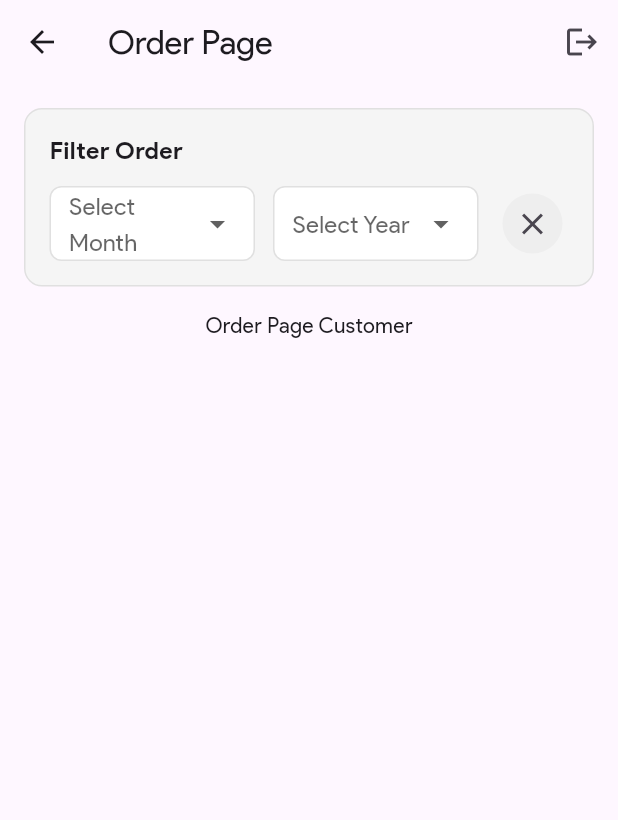
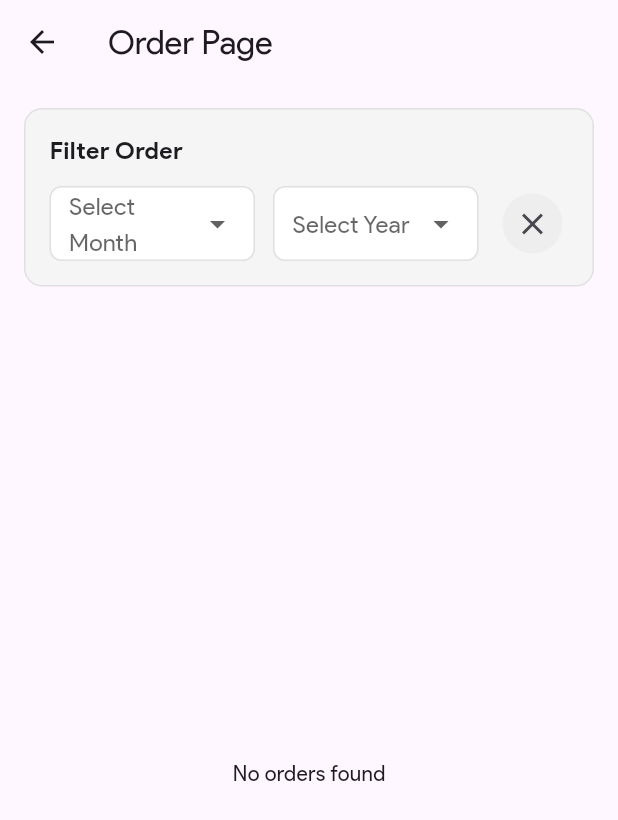
Before and after one commit to Choniep/kantin-app-project, a Flutter app: the OrderSiswaPage screen opened directly, on a phone screen of 412 x 824 dp. Shown: the top 820 px of the screen. Run offline on Flutter 3.47's test engine with Material 3 defaults, Android fonts, the light colour scheme and no system bars; our stand-ins replace cloud_firestore, firebase_auth, firebase_core, firebase_storage, iconsax_plus, image_picker and 1 more; accounts and stored records are empty; statements that could not run were skipped.

Commit message:
feat: add list of orders

```diff
--- a/lib/pages/siswa/order_siswa_page.dart
+++ b/lib/pages/siswa/order_siswa_page.dart
@@ -1,5 +1,6 @@
+import 'package:cloud_firestore/cloud_firestore.dart';
 import 'package:flutter/material.dart';
-import 'package:ukk_kantin/services/auth/auth_service.dart';
+import 'package:ukk_kantin/services/Siswa/cart_service.dart';
 
 class OrderSiswaPage extends StatefulWidget {
   const OrderSiswaPage({super.key});
@@ -27,11 +28,6 @@ class _OrderSiswaPageState extends State<OrderSiswaPage> {
   ];
   final List<String> years = ['2023', '2024', '2025'];
 
-  void logout() {
-    final authService = AuthService();
-    authService.signOut();
-  }
-
   void clearFilters() {
     setState(() {
       selectedMonth = null;
@@ -45,10 +41,7 @@ class _OrderSiswaPageState extends State<OrderSiswaPage> {
       appBar: AppBar(
         title: Text('Order Page'),
         actions: [
-          IconButton(
-            icon: Icon(Icons.logout),
-            onPressed: logout,
-          ),
+          // Removed logout button as per request
         ],
       ),
       body: Column(
@@ -145,7 +138,47 @@ class _OrderSiswaPageState extends State<OrderSiswaPage> {
             ),
           ),
           Expanded(
-            child: Text('Order Page Customer'),
+            child: StreamBuilder<List<Map<String, dynamic>>>(
+              stream: CartService().getOrders(),
+              builder: (context, snapshot) {
+                if (snapshot.connectionState == ConnectionState.waiting) {
+                  return Center(child: CircularProgressIndicator());
+                }
+                if (snapshot.hasError) {
+                  return Center(child: Text('Error loading orders'));
+                }
+                final orders = snapshot.data ?? [];
+                if (orders.isEmpty) {
+                  return Center(child: Text('No orders found'));
+                }
+                return ListView.builder(
+                  itemCount: orders.length,
+                  itemBuilder: (context, index) {
+                    final order = orders[index];
+                    final timestamp = order['timestamp'] as Timestamp?;
+                    final date = timestamp != null
+                        ? DateTime.fromMillisecondsSinceEpoch(
+                            timestamp.millisecondsSinceEpoch)
+                        : null;
+                    return Card(
+                      margin: EdgeInsets.symmetric(horizontal: 16, vertical: 8),
+                      child: ListTile(
+                        title: Text('Order ID: ${order['order_id'] ?? order['id']}'),
+                        subtitle: Column(
+                          crossAxisAlignment: CrossAxisAlignment.start,
+                          children: [
+                            if (date != null)
+                              Text('Date: ${date.toLocal().toString().split(' ')[0]}'),
+                            Text('Total Price: \$${order['totalPrice']?.toStringAsFixed(2) ?? '0.00'}'),
+                            Text('Status: ${order['status'] ?? 'Unknown'}'),
+                          ],
+                        ),
+                      ),
+                    );
+                  },
+                );
+              },
+            ),
           ),
         ],
       ),
```
